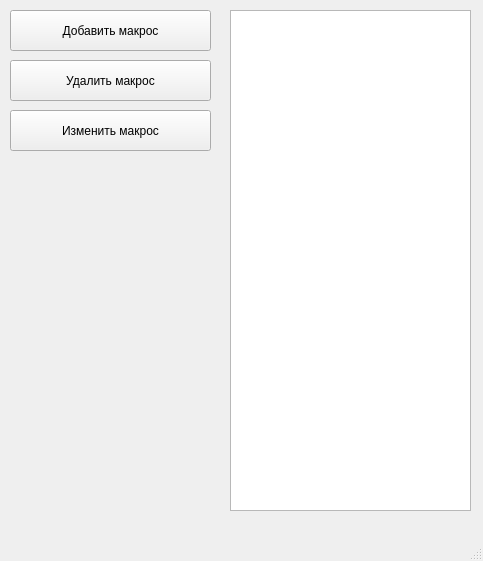
First picture: the form in design/ui/macros.ui, repository ashigaru0/Macroses-PCProgram, before the edit.
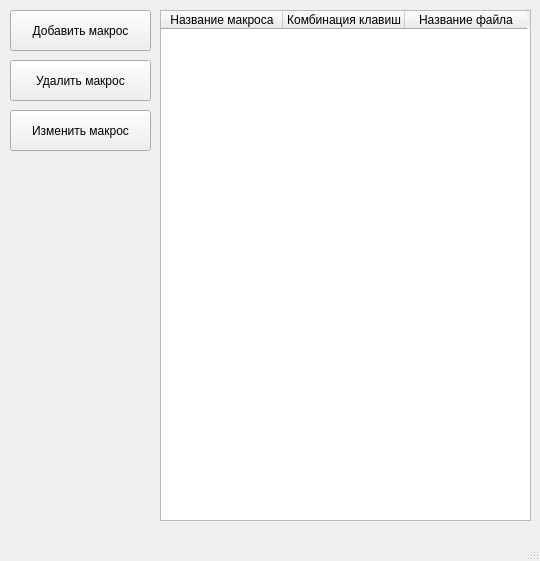
Second picture: the form after the edit.

Diff of the .ui file:
```diff
--- a/design/ui/macros.ui
+++ b/design/ui/macros.ui
@@ -6,7 +6,7 @@
    <rect>
     <x>0</x>
     <y>0</y>
-    <width>483</width>
+    <width>540</width>
     <height>561</height>
    </rect>
   </property>
@@ -19,7 +19,7 @@
      <rect>
       <x>10</x>
       <y>10</y>
-      <width>201</width>
+      <width>141</width>
       <height>41</height>
      </rect>
     </property>
@@ -32,7 +32,7 @@
      <rect>
       <x>10</x>
       <y>60</y>
-      <width>201</width>
+      <width>141</width>
       <height>41</height>
      </rect>
     </property>
@@ -45,7 +45,7 @@
      <rect>
       <x>10</x>
       <y>110</y>
-      <width>201</width>
+      <width>141</width>
       <height>41</height>
      </rect>
     </property>
@@ -56,12 +56,81 @@
    <widget class="QTableWidget" name="macros_table">
     <property name="geometry">
      <rect>
-      <x>230</x>
+      <x>160</x>
       <y>10</y>
-      <width>241</width>
+      <width>371</width>
+      <height>511</height>
+     </rect>
+    </property>
+    <property name="minimumSize">
+     <size>
+      <width>261</width>
       <height>501</height>
-     </rect>
+     </size>
     </property>
+    <property name="maximumSize">
+     <size>
+      <width>411</width>
+      <height>511</height>
+     </size>
+    </property>
+    <property name="sortingEnabled">
+     <bool>false</bool>
+    </property>
+    <attribute name="horizontalHeaderCascadingSectionResizes">
+     <bool>false</bool>
+    </attribute>
+    <attribute name="horizontalHeaderDefaultSectionSize">
+     <number>122</number>
+    </attribute>
+    <attribute name="horizontalHeaderMinimumSectionSize">
+     <number>49</number>
+    </attribute>
+    <attribute name="horizontalHeaderShowSortIndicator" stdset="0">
+     <bool>false</bool>
+    </attribute>
+    <attribute name="horizontalHeaderStretchLastSection">
+     <bool>false</bool>
+    </attribute>
+    <attribute name="verticalHeaderCascadingSectionResizes">
+     <bool>false</bool>
+    </attribute>
+    <attribute name="verticalHeaderDefaultSectionSize">
+     <number>33</number>
+    </attribute>
+    <attribute name="verticalHeaderMinimumSectionSize">
+     <number>23</number>
+    </attribute>
+    <attribute name="verticalHeaderShowSortIndicator" stdset="0">
+     <bool>false</bool>
+    </attribute>
+    <attribute name="verticalHeaderStretchLastSection">
+     <bool>false</bool>
+    </attribute>
+    <column>
+     <property name="text">
+      <string>Название макроса</string>
+     </property>
+     <property name="textAlignment">
+      <set>AlignCenter</set>
+     </property>
+    </column>
+    <column>
+     <property name="text">
+      <string>Комбинация клавиш</string>
+     </property>
+     <property name="textAlignment">
+      <set>AlignCenter</set>
+     </property>
+    </column>
+    <column>
+     <property name="text">
+      <string>Название файла</string>
+     </property>
+     <property name="textAlignment">
+      <set>AlignCenter</set>
+     </property>
+    </column>
    </widget>
   </widget>
   <widget class="QMenuBar" name="menubar">
```
Left out of the diff: 2 changed lines with no effect on the pictures.
